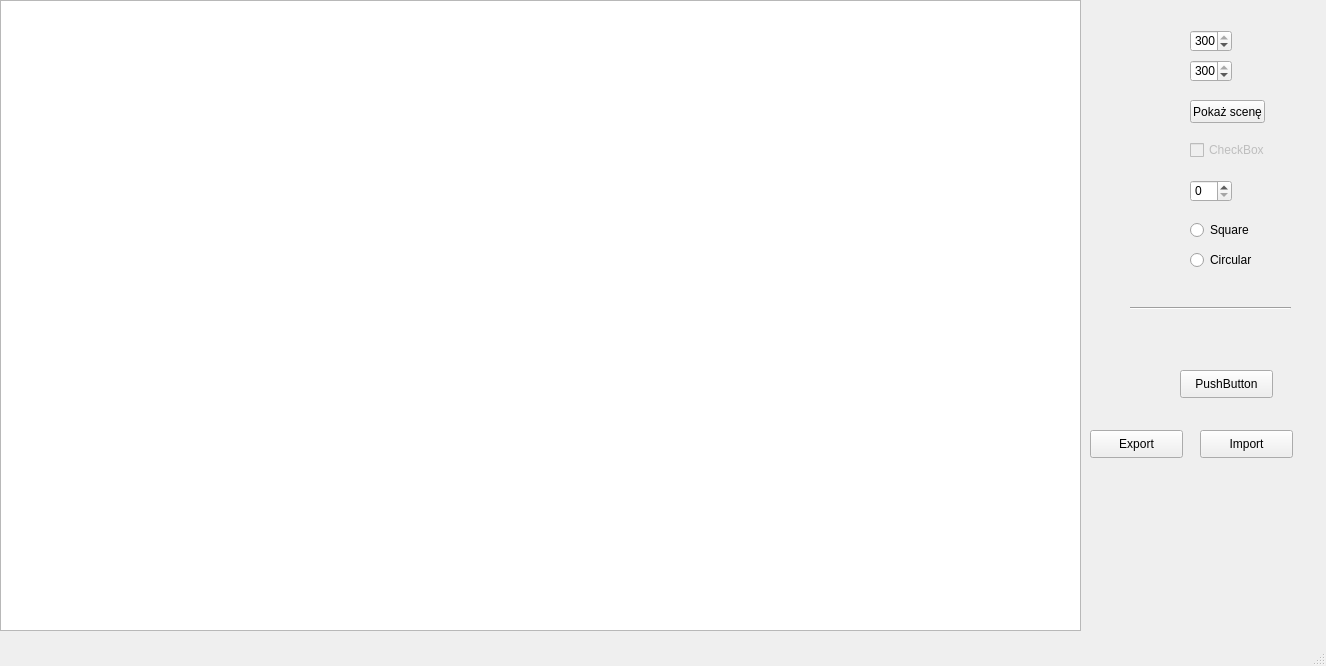
Old version of the form mainwindow.ui in the repository SzymonGamrat/multiscale.
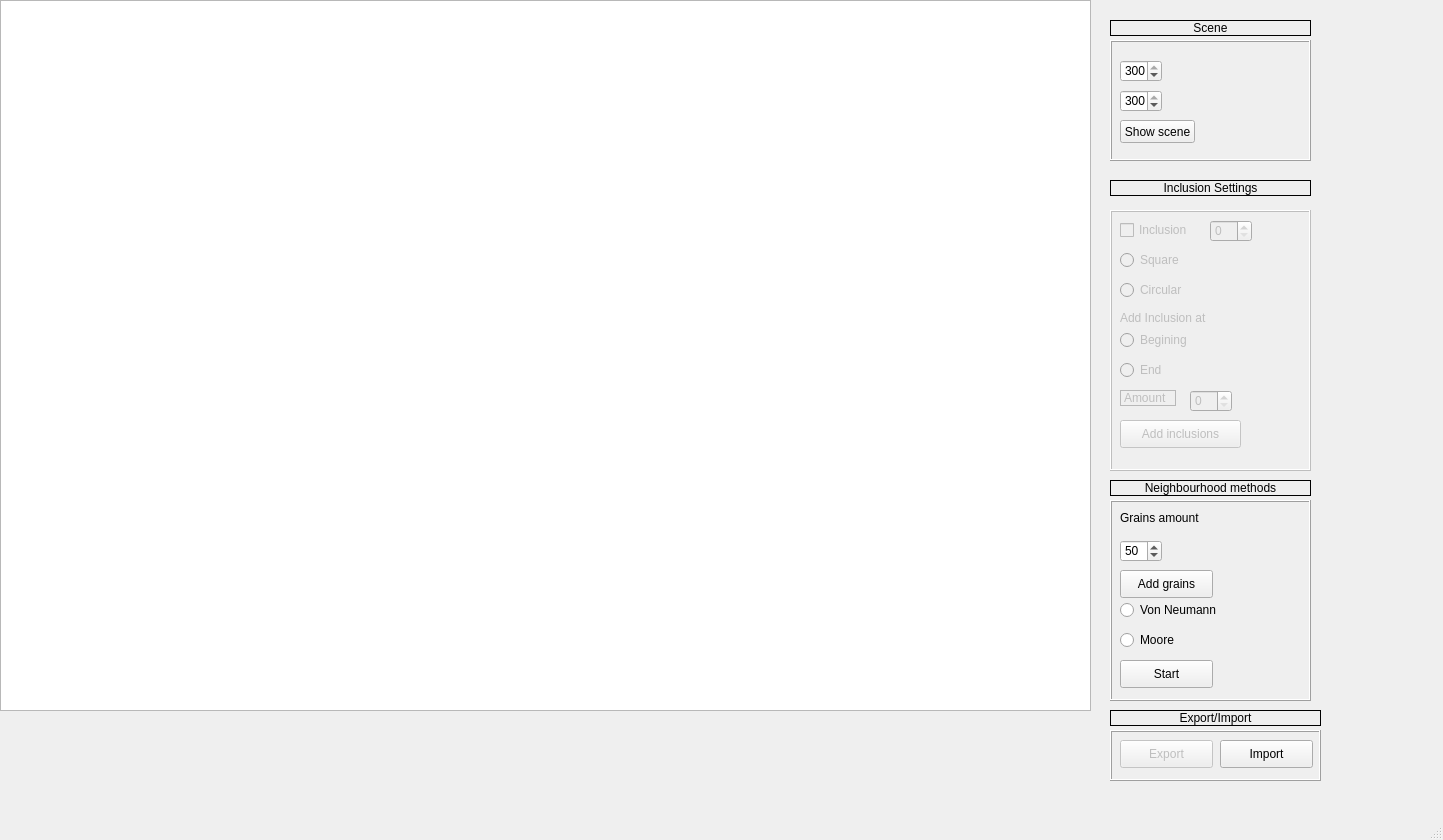
New version of the form.

What changed in the file:
```diff
--- a/mainwindow.ui
+++ b/mainwindow.ui
@@ -6,171 +6,450 @@
    <rect>
     <x>0</x>
     <y>0</y>
-    <width>1326</width>
-    <height>666</height>
+    <width>1443</width>
+    <height>840</height>
    </rect>
   </property>
   <property name="windowTitle">
    <string>MainWindow</string>
   </property>
   <widget class="QWidget" name="centralwidget">
-   <widget class="QPushButton" name="pushButton">
-    <property name="geometry">
-     <rect>
-      <x>1190</x>
-      <y>100</y>
-      <width>75</width>
-      <height>23</height>
-     </rect>
-    </property>
-    <property name="text">
-     <string>Pokaż scenę</string>
-    </property>
-   </widget>
    <widget class="QGraphicsView" name="graphicsView">
     <property name="geometry">
      <rect>
       <x>0</x>
       <y>0</y>
-      <width>1081</width>
-      <height>631</height>
+      <width>1091</width>
+      <height>711</height>
      </rect>
     </property>
    </widget>
-   <widget class="QSpinBox" name="spinBox">
+   <widget class="QLabel" name="label">
     <property name="geometry">
      <rect>
-      <x>1190</x>
-      <y>30</y>
-      <width>42</width>
-      <height>22</height>
-     </rect>
-    </property>
-    <property name="maximum">
-     <number>300</number>
-    </property>
-    <property name="value">
-     <number>300</number>
-    </property>
-   </widget>
-   <widget class="QSpinBox" name="spinBox_2">
-    <property name="geometry">
-     <rect>
-      <x>1190</x>
-      <y>60</y>
-      <width>42</width>
-      <height>22</height>
-     </rect>
-    </property>
-    <property name="maximum">
-     <number>300</number>
-    </property>
-    <property name="value">
-     <number>300</number>
-    </property>
-   </widget>
-   <widget class="QSpinBox" name="spinBox_3">
-    <property name="geometry">
-     <rect>
-      <x>1190</x>
+      <x>1110</x>
       <y>180</y>
-      <width>42</width>
-      <height>22</height>
+      <width>201</width>
+      <height>16</height>
      </rect>
     </property>
-   </widget>
-   <widget class="QRadioButton" name="radioButton">
-    <property name="geometry">
-     <rect>
-      <x>1190</x>
-      <y>220</y>
-      <width>97</width>
-      <height>20</height>
-     </rect>
+    <property name="frameShape">
+     <enum>QFrame::Box</enum>
     </property>
     <property name="text">
-     <string>Square</string>
+     <string>Inclusion Settings</string>
     </property>
-   </widget>
-   <widget class="QRadioButton" name="radioButton_2">
-    <property name="geometry">
-     <rect>
-      <x>1190</x>
-      <y>250</y>
-      <width>97</width>
-      <height>20</height>
-     </rect>
+    <property name="alignment">
+     <set>Qt::AlignCenter</set>
     </property>
-    <property name="text">
-     <string>Circular</string>
-    </property>
    </widget>
-   <widget class="QCheckBox" name="checkBox">
+   <widget class="QFrame" name="frame">
     <property name="enabled">
      <bool>false</bool>
     </property>
     <property name="geometry">
      <rect>
-      <x>1190</x>
-      <y>140</y>
-      <width>83</width>
-      <height>20</height>
+      <x>1110</x>
+      <y>210</y>
+      <width>201</width>
+      <height>261</height>
      </rect>
     </property>
-    <property name="text">
-     <string>CheckBox</string>
+    <property name="frameShape">
+     <enum>QFrame::Box</enum>
     </property>
+    <property name="frameShadow">
+     <enum>QFrame::Raised</enum>
+    </property>
+    <widget class="QCheckBox" name="Inclusion">
+     <property name="enabled">
+      <bool>false</bool>
+     </property>
+     <property name="geometry">
+      <rect>
+       <x>10</x>
+       <y>10</y>
+       <width>83</width>
+       <height>20</height>
+      </rect>
+     </property>
+     <property name="text">
+      <string>Inclusion</string>
+     </property>
+    </widget>
+    <widget class="QRadioButton" name="Square_button">
+     <property name="geometry">
+      <rect>
+       <x>10</x>
+       <y>40</y>
+       <width>97</width>
+       <height>20</height>
+      </rect>
+     </property>
+     <property name="text">
+      <string>Square</string>
+     </property>
+    </widget>
+    <widget class="QRadioButton" name="Circular_button">
+     <property name="geometry">
+      <rect>
+       <x>10</x>
+       <y>70</y>
+       <width>97</width>
+       <height>20</height>
+      </rect>
+     </property>
+     <property name="text">
+      <string>Circular</string>
+     </property>
+    </widget>
+    <widget class="QSpinBox" name="InclusionSize">
+     <property name="geometry">
+      <rect>
+       <x>100</x>
+       <y>10</y>
+       <width>42</width>
+       <height>22</height>
+      </rect>
+     </property>
+    </widget>
+    <widget class="QPushButton" name="pushButton">
+     <property name="geometry">
+      <rect>
+       <x>10</x>
+       <y>210</y>
+       <width>121</width>
+       <height>28</height>
+      </rect>
+     </property>
+     <property name="text">
+      <string>Add inclusions</string>
+     </property>
+    </widget>
+    <widget class="QLabel" name="label_5">
+     <property name="geometry">
+      <rect>
+       <x>10</x>
+       <y>100</y>
+       <width>101</width>
+       <height>16</height>
+      </rect>
+     </property>
+     <property name="text">
+      <string>Add Inclusion at</string>
+     </property>
+    </widget>
+    <widget class="QRadioButton" name="radioButton_3">
+     <property name="geometry">
+      <rect>
+       <x>10</x>
+       <y>120</y>
+       <width>97</width>
+       <height>20</height>
+      </rect>
+     </property>
+     <property name="text">
+      <string>Begining</string>
+     </property>
+    </widget>
+    <widget class="QRadioButton" name="radioButton_4">
+     <property name="geometry">
+      <rect>
+       <x>10</x>
+       <y>150</y>
+       <width>97</width>
+       <height>20</height>
+      </rect>
+     </property>
+     <property name="text">
+      <string>End</string>
+     </property>
+    </widget>
+    <widget class="QSpinBox" name="spinBox">
+     <property name="geometry">
+      <rect>
+       <x>80</x>
+       <y>180</y>
+       <width>42</width>
+       <height>22</height>
+      </rect>
+     </property>
+    </widget>
+    <widget class="QLabel" name="label_6">
+     <property name="geometry">
+      <rect>
+       <x>10</x>
+       <y>180</y>
+       <width>56</width>
+       <height>16</height>
+      </rect>
+     </property>
+     <property name="frameShape">
+      <enum>QFrame::StyledPanel</enum>
+     </property>
+     <property name="text">
+      <string>Amount</string>
+     </property>
+    </widget>
    </widget>
-   <widget class="QPushButton" name="pushButton_2">
+   <widget class="QLabel" name="label_2">
     <property name="geometry">
      <rect>
-      <x>1090</x>
-      <y>430</y>
-      <width>93</width>
-      <height>28</height>
+      <x>1110</x>
+      <y>20</y>
+      <width>201</width>
+      <height>16</height>
      </rect>
     </property>
+    <property name="frameShape">
+     <enum>QFrame::Box</enum>
+    </property>
     <property name="text">
-     <string>Export</string>
+     <string>Scene</string>
     </property>
+    <property name="alignment">
+     <set>Qt::AlignCenter</set>
+    </property>
    </widget>
-   <widget class="QPushButton" name="pushButton_3">
+   <widget class="QFrame" name="frame_2">
     <property name="geometry">
      <rect>
-      <x>1200</x>
-      <y>430</y>
-      <width>93</width>
-      <height>28</height>
+      <x>1110</x>
+      <y>40</y>
+      <width>201</width>
+      <height>121</height>
      </rect>
     </property>
-    <property name="text">
-     <string>Import</string>
+    <property name="frameShape">
+     <enum>QFrame::Box</enum>
     </property>
+    <property name="frameShadow">
+     <enum>QFrame::Raised</enum>
+    </property>
+    <widget class="QSpinBox" name="sizeX">
+     <property name="geometry">
+      <rect>
+       <x>10</x>
+       <y>20</y>
+       <width>42</width>
+       <height>22</height>
+      </rect>
+     </property>
+     <property name="maximum">
+      <number>300</number>
+     </property>
+     <property name="value">
+      <number>300</number>
+     </property>
+    </widget>
+    <widget class="QSpinBox" name="sizeY">
+     <property name="geometry">
+      <rect>
+       <x>10</x>
+       <y>50</y>
+       <width>42</width>
+       <height>22</height>
+      </rect>
+     </property>
+     <property name="maximum">
+      <number>300</number>
+     </property>
+     <property name="value">
+      <number>300</number>
+     </property>
+    </widget>
+    <widget class="QPushButton" name="SetScene">
+     <property name="geometry">
+      <rect>
+       <x>10</x>
+       <y>80</y>
+       <width>75</width>
+       <height>23</height>
+      </rect>
+     </property>
+     <property name="text">
+      <string>Show scene</string>
+     </property>
+    </widget>
    </widget>
-   <widget class="QPushButton" name="pushButton_4">
+   <widget class="QFrame" name="frame_3">
     <property name="geometry">
      <rect>
-      <x>1180</x>
-      <y>370</y>
-      <width>93</width>
-      <height>28</height>
+      <x>1110</x>
+      <y>730</y>
+      <width>211</width>
+      <height>51</height>
      </rect>
     </property>
+    <property name="frameShape">
+     <enum>QFrame::Box</enum>
+    </property>
+    <property name="frameShadow">
+     <enum>QFrame::Raised</enum>
+    </property>
+    <widget class="QPushButton" name="export_2">
+     <property name="enabled">
+      <bool>false</bool>
+     </property>
+     <property name="geometry">
+      <rect>
+       <x>10</x>
+       <y>10</y>
+       <width>93</width>
+       <height>28</height>
+      </rect>
+     </property>
+     <property name="text">
+      <string>Export</string>
+     </property>
+    </widget>
+    <widget class="QPushButton" name="import_2">
+     <property name="geometry">
+      <rect>
+       <x>110</x>
+       <y>10</y>
+       <width>93</width>
+       <height>28</height>
+      </rect>
+     </property>
+     <property name="text">
+      <string>Import</string>
+     </property>
+    </widget>
+   </widget>
+   <widget class="QLabel" name="label_3">
+    <property name="geometry">
+     <rect>
+      <x>1110</x>
+      <y>710</y>
+      <width>211</width>
+      <height>16</height>
+     </rect>
+    </property>
+    <property name="frameShape">
+     <enum>QFrame::Box</enum>
+    </property>
     <property name="text">
-     <string>PushButton</string>
+     <string>Export/Import</string>
     </property>
+    <property name="alignment">
+     <set>Qt::AlignCenter</set>
+    </property>
    </widget>
-   <widget class="Line" name="line">
+   <widget class="QFrame" name="frame_4">
     <property name="geometry">
      <rect>
-      <x>1130</x>
-      <y>300</y>
-      <width>161</width>
+      <x>1110</x>
+      <y>500</y>
+      <width>201</width>
+      <height>201</height>
+     </rect>
+    </property>
+    <property name="frameShape">
+     <enum>QFrame::Box</enum>
+    </property>
+    <property name="frameShadow">
+     <enum>QFrame::Raised</enum>
+    </property>
+    <widget class="QRadioButton" name="radioButton">
+     <property name="geometry">
+      <rect>
+       <x>10</x>
+       <y>100</y>
+       <width>121</width>
+       <height>20</height>
+      </rect>
+     </property>
+     <property name="text">
+      <string>Von Neumann</string>
+     </property>
+    </widget>
+    <widget class="QRadioButton" name="radioButton_2">
+     <property name="geometry">
+      <rect>
+       <x>10</x>
+       <y>130</y>
+       <width>97</width>
+       <height>20</height>
+      </rect>
+     </property>
+     <property name="text">
+      <string>Moore</string>
+     </property>
+    </widget>
+    <widget class="QPushButton" name="pushButton_4">
+     <property name="geometry">
+      <rect>
+       <x>10</x>
+       <y>160</y>
+       <width>93</width>
+       <height>28</height>
+      </rect>
+     </property>
+     <property name="text">
+      <string>Start</string>
+     </property>
+    </widget>
+    <widget class="QPushButton" name="pushButton_2">
+     <property name="geometry">
+      <rect>
+       <x>10</x>
+       <y>70</y>
+       <width>93</width>
+       <height>28</height>
+      </rect>
+     </property>
+     <property name="text">
+      <string>Add grains</string>
+     </property>
+    </widget>
+    <widget class="QSpinBox" name="spinBox_2">
+     <property name="enabled">
+      <bool>true</bool>
+     </property>
+     <property name="geometry">
+      <rect>
+       <x>10</x>
+       <y>40</y>
+       <width>42</width>
+       <height>22</height>
+      </rect>
+     </property>
+     <property name="value">
+      <number>50</number>
+     </property>
+    </widget>
+    <widget class="QLabel" name="label_7">
+     <property name="geometry">
+      <rect>
+       <x>10</x>
+       <y>10</y>
+       <width>101</width>
+       <height>16</height>
+      </rect>
+     </property>
+     <property name="text">
+      <string>Grains amount</string>
+     </property>
+    </widget>
+   </widget>
+   <widget class="QLabel" name="label_4">
+    <property name="geometry">
+     <rect>
+      <x>1110</x>
+      <y>480</y>
+      <width>201</width>
       <height>16</height>
      </rect>
     </property>
-    <property name="orientation">
-     <enum>Qt::Horizontal</enum>
+    <property name="frameShape">
+     <enum>QFrame::Box</enum>
+    </property>
+    <property name="text">
+     <string>Neighbourhood methods</string>
+    </property>
+    <property name="alignment">
+     <set>Qt::AlignCenter</set>
     </property>
    </widget>
   </widget>
```
Left out of the diff: 2 changed lines with no effect on the pictures.
